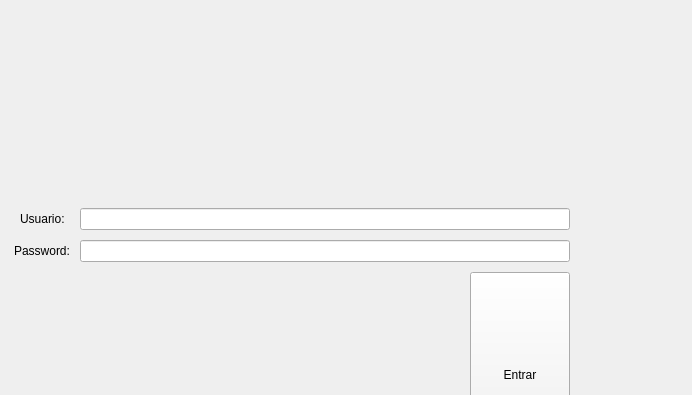
Old version of the form mainwindow.ui in the repository lliurex/lliurex-quota-gui; both pictures show x 108 to 800 and y 0 to 395 of the 800 by 600 pixel window.
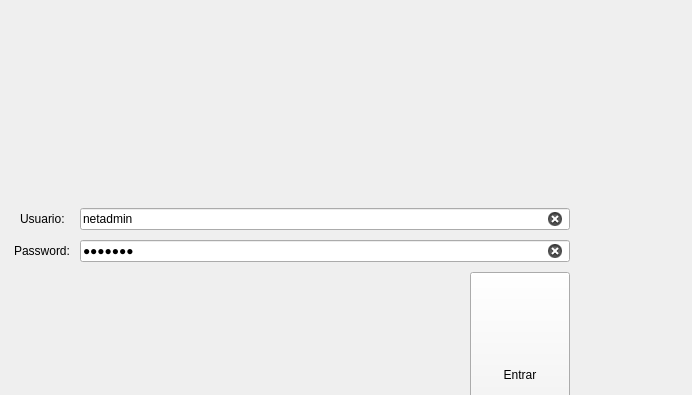
New version of the form. The open tabs and pages were chosen to show the change.

Patch:
```diff
--- a/mainwindow.ui
+++ b/mainwindow.ui
@@ -152,6 +152,9 @@
           </item>
           <item row="0" column="1">
            <widget class="QLineEdit" name="txt_usu">
+            <property name="text">
+             <string>netadmin</string>
+            </property>
             <property name="clearButtonEnabled">
              <bool>true</bool>
             </property>
@@ -166,6 +169,9 @@
           </item>
           <item row="1" column="1">
            <widget class="QLineEdit" name="txt_pwd">
+            <property name="text">
+             <string>lliurex</string>
+            </property>
             <property name="echoMode">
              <enum>QLineEdit::Password</enum>
             </property>
```
Left out of the diff: 23 changed lines with no effect on the pictures.
